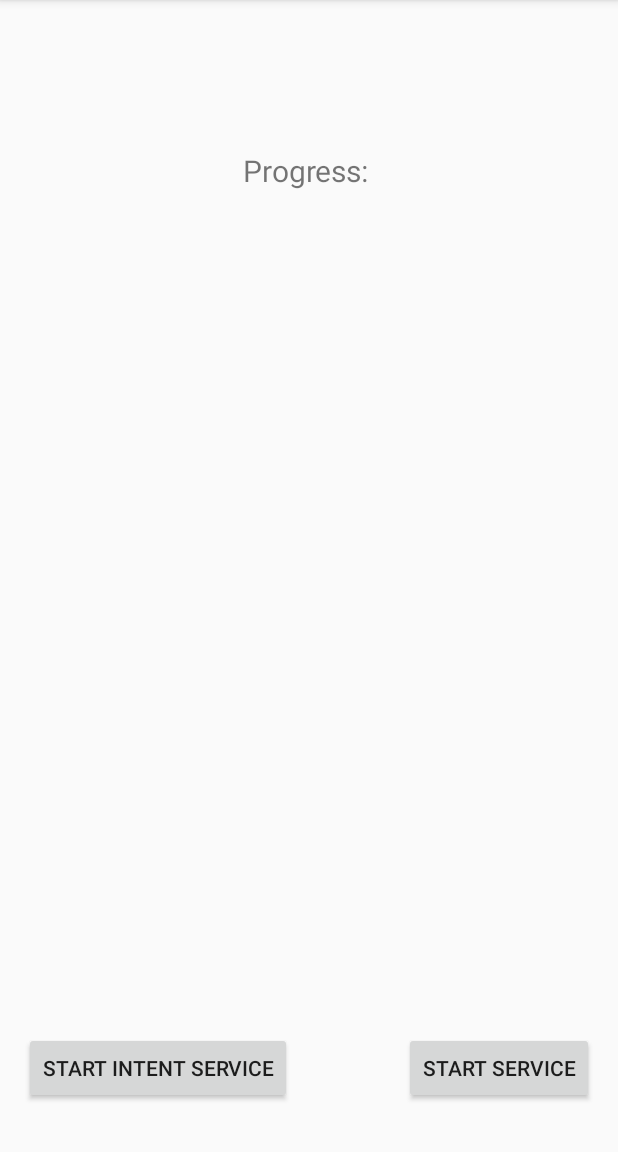
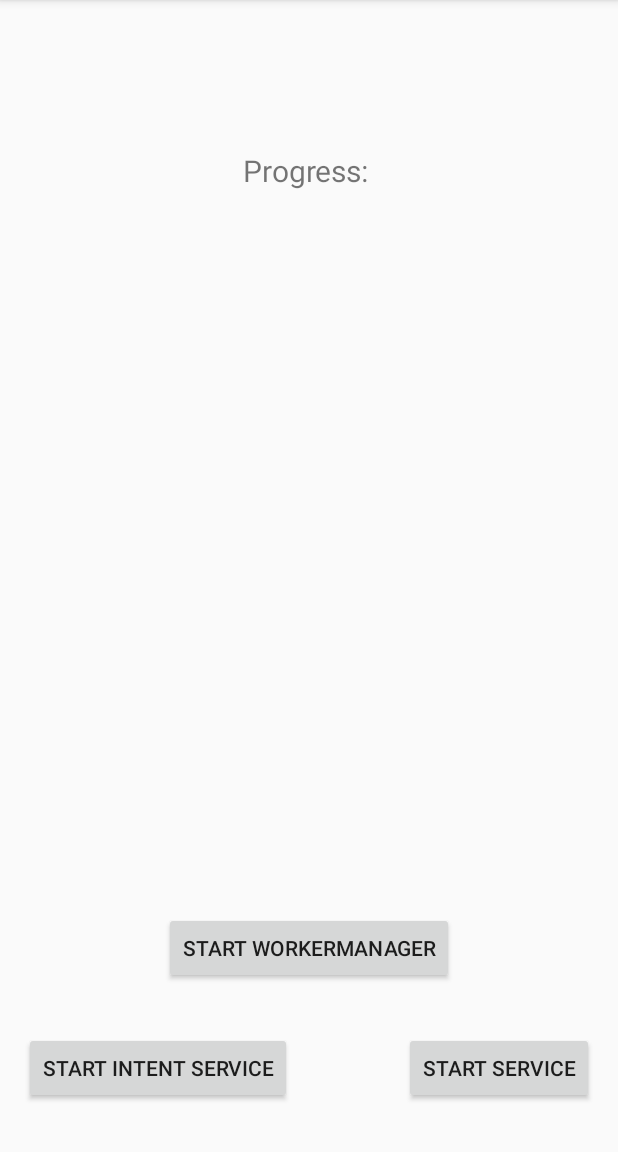
Before and after one commit to android-academy-minsk/fundamentals-2019-excercise, an Android app: the BGServiceFragment screen opened directly, with no data from a screen before it, on a phone screen of 412 x 824 dp, the part 84-1236 px from its top. Run offline under Robolectric (Android 15) with nearby library versions, the phone set to English and light mode, and no system bars.

Commit message:
added work manager

```diff
--- a/app/src/main/java/by/androidacademy/firstapplication/dependency/AndroidServiceDelegate.kt
+++ b/app/src/main/java/by/androidacademy/firstapplication/dependency/AndroidServiceDelegate.kt
@@ -7,6 +7,7 @@ import androidx.lifecycle.MutableLiveData
 object AndroidServiceDelegate {
 
     private val progressUpdaterService: MutableLiveData<Int> = MutableLiveData()
+    private val progressUpdaterWorkerManager: MutableLiveData<Int> = MutableLiveData()
     private val progressUpdaterIntentService: MutableLiveData<Int> = MutableLiveData()
 
     fun setProgressToService(value: Int) {
@@ -17,6 +18,10 @@ object AndroidServiceDelegate {
         progressUpdaterIntentService.postValue(value)
     }
 
+    fun setProgressToWorkerManager(value: Int) {
+        progressUpdaterWorkerManager.postValue(value)
+    }
+
     fun subscribeToServiceProgress(): LiveData<Int> {
         return progressUpdaterService
     }
@@ -25,4 +30,8 @@ object AndroidServiceDelegate {
         return progressUpdaterIntentService
     }
 
+    fun subscribeToUpdaterWorkerManagerProgress(): LiveData<Int> {
+        return progressUpdaterWorkerManager
+    }
+
 }
--- a/app/src/main/res/layout/fragment_bg_service.xml
+++ b/app/src/main/res/layout/fragment_bg_service.xml
@@ -1,6 +1,7 @@
 <?xml version="1.0" encoding="utf-8"?>
 <androidx.constraintlayout.widget.ConstraintLayout xmlns:android="http://schemas.android.com/apk/res/android"
     xmlns:app="http://schemas.android.com/apk/res-auto"
+    xmlns:tools="http://schemas.android.com/tools"
     android:layout_width="match_parent"
     android:layout_height="match_parent"
     android:orientation="vertical">
@@ -55,4 +56,15 @@
         android:text="Start Service"
         app:layout_constraintBottom_toBottomOf="parent"
         app:layout_constraintEnd_toEndOf="parent" />
+
+    <Button
+        android:id="@+id/bnt_worker"
+        android:layout_width="wrap_content"
+        android:layout_height="wrap_content"
+        android:layout_marginBottom="32dp"
+        android:text="Start WorkerManager"
+        app:layout_constraintBottom_toTopOf="@+id/btn_intent_service"
+        app:layout_constraintEnd_toEndOf="parent"
+        app:layout_constraintStart_toStartOf="parent" />
+
 </androidx.constraintlayout.widget.ConstraintLayout>
```
Also changed, not shown: app/build.gradle (+6 -4 lines), app/src/main/java/by/androidacademy/firstapplication/services/BGServiceFragment.kt (+42 -0 lines), app/src/main/java/by/androidacademy/firstapplication/services/WorkerManager.kt (added, +28 -0 lines).
